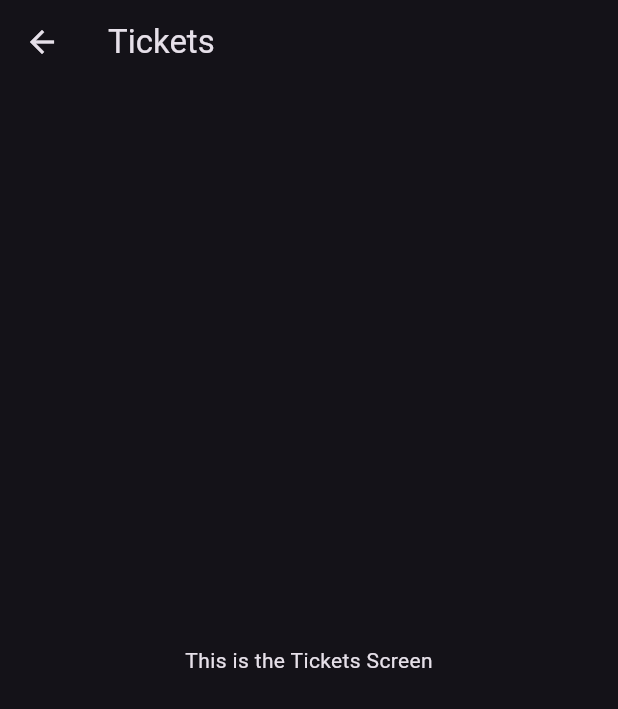
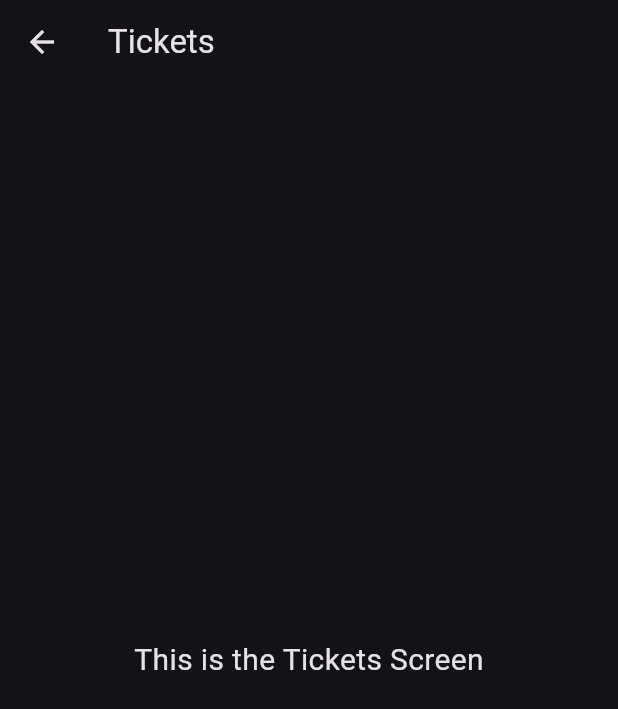
Before and after one commit to aamnamazhar/UI---Flutter, a Flutter app: the TicketScreen screen opened directly, on a phone screen of 412 x 824 dp. Shown: the top 709 px of the screen. Run offline on Flutter 3.47's test engine with Material 3 defaults, Android fonts, the phone set to English and light mode, and no system bars.

Commit message:
Updated code

```diff
--- a/lib/main.dart
+++ b/lib/main.dart
@@ -1,4 +1,6 @@
 import 'package:flutter/material.dart';
+import 'screens/tickets.dart';
+
 
 void main() => runApp(MyApp());
 
@@ -300,13 +302,3 @@ class HomeScreen extends StatelessWidget {
     );
   }
 }
-
-class TicketScreen extends StatelessWidget {
-  @override
-  Widget build(BuildContext context) {
-    return Scaffold(
-      appBar: AppBar(title: Text("Tickets")),
-      body: Center(child: Text("This is the Tickets Screen")),
-    );
-  }
-}
--- a/lib/screens/tickets.dart
+++ b/lib/screens/tickets.dart
@@ -0,0 +1,16 @@
+import 'package:flutter/material.dart';
+
+class TicketScreen extends StatelessWidget {
+  @override
+  Widget build(BuildContext context) {
+    return Scaffold(
+      appBar: AppBar(title: Text("Tickets")),
+      body: Center(
+        child: Text(
+          "This is the Tickets Screen",
+          style: TextStyle(fontSize: 20),
+        ),
+      ),
+    );
+  }
+}
```
